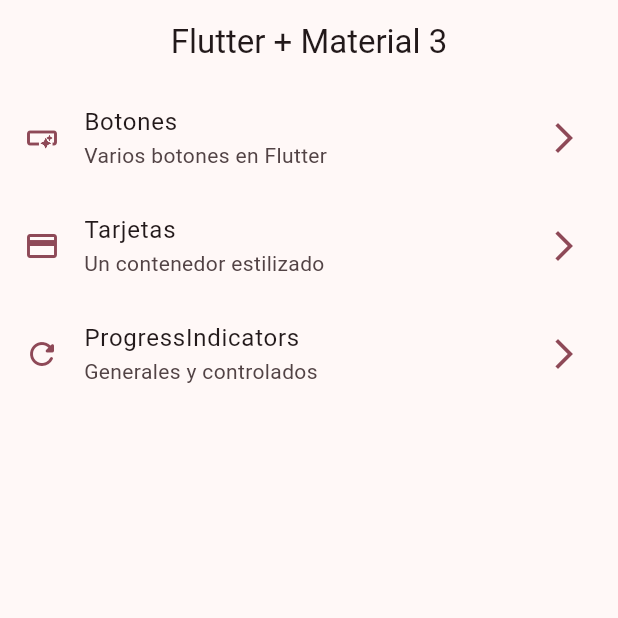
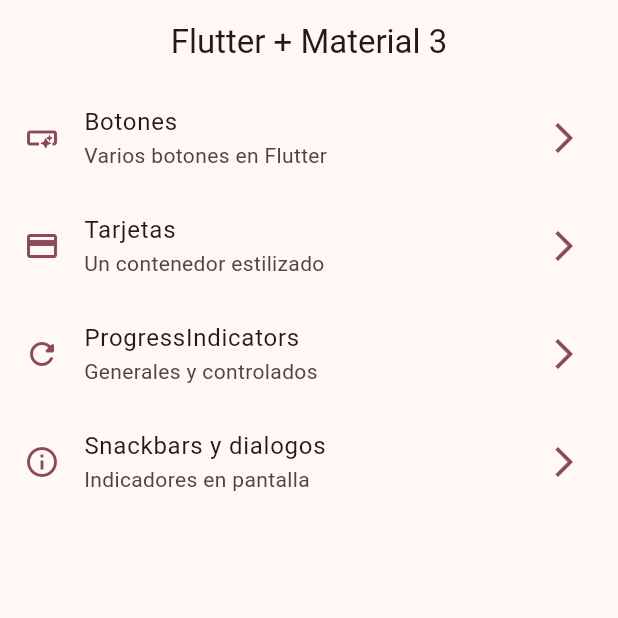
Before and after one commit to gavasquez/widgets-app, a Flutter app: the screen it shows after launch, on a phone screen of 412 x 824 dp, the top half of it. Run offline on Flutter 3.47's test engine with Material 3 defaults, Android fonts, the phone set to English and light mode, and no system bars; our stand-ins replace go_router.

Commit message:
snackbar dialogo terminado

```diff
--- a/lib/config/menu/menu_items.dart
+++ b/lib/config/menu/menu_items.dart
@@ -23,10 +23,15 @@ class MenuItem {
         subTitle: 'Un contenedor estilizado',
         link: '/cards',
         icon: Icons.credit_card),
-        MenuItem(
+    MenuItem(
         title: 'ProgressIndicators',
         subTitle: 'Generales y controlados',
         link: '/progress',
         icon: Icons.refresh_rounded),
+    MenuItem(
+        title: 'Snackbars y dialogos',
+        subTitle: 'Indicadores en pantalla',
+        link: '/snackbars',
+        icon: Icons.info_outline),
   ];
 }
--- a/lib/config/router/app_router.dart
+++ b/lib/config/router/app_router.dart
@@ -25,5 +25,10 @@ final appRouter = GoRouter(
       path: '/progress',
       builder: (context, state) => const ProgressScreen(),
     ),
+    GoRoute(
+      name: SnackbarScreen.name,
+      path: '/snackbars',
+      builder: (context, state) => const SnackbarScreen(),
+    ),
   ],
 );
--- a/lib/main.dart
+++ b/lib/main.dart
@@ -12,6 +12,7 @@ class MainApp extends StatelessWidget {
   @override
   Widget build(BuildContext context) {
     return MaterialApp.router(
+      title: 'Flutter Widgets',
       routerConfig: appRouter,
       debugShowCheckedModeBanner: false,
       theme: AppTheme(selectedColor: 5).getTheme(),
```
Also changed, not shown: lib/presentation/screen/snackbar/snackbar_screen.dart (+76 -3 lines).
